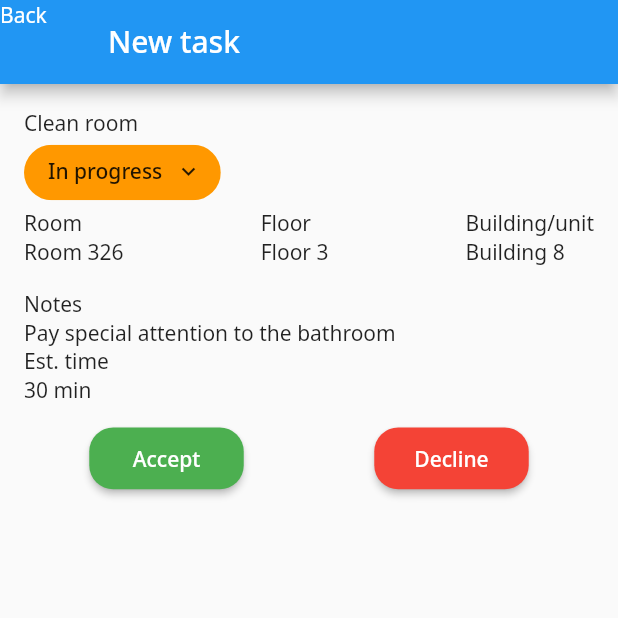
After one commit to mazud21/booking_ninjas, a Flutter app: the DetailNewTask screen opened directly, on a phone screen of 412 x 824 dp, the top half of it. The commit adds this screen. Run offline on Flutter 3.47's test engine with Material 2 defaults, Android fonts, the phone set to English and light mode, and no system bars; our stand-ins replace dotted_border, get, google_fonts, image_picker; missing offline and left inert: flutter_advanced_segment; network calls fail.

Commit message:
add new_task_all.dart add detail_new_task.dart add detail_today_tasks.dart add decline_task.dart add problems.dart

```diff
--- /dev/null
+++ b/lib/view/detail_new_task.dart
@@ -0,0 +1,107 @@
+import 'package:flutter/cupertino.dart';
+import 'package:flutter/material.dart';
+
+class DetailNewTask extends StatefulWidget {
+
+  @override
+  _DetailNewTaskState createState() => _DetailNewTaskState();
+}
+
+class _DetailNewTaskState extends State<DetailNewTask> {
+  @override
+  Widget build(BuildContext context) {
+    return Scaffold(
+      appBar: AppBar(
+        leading: Text('Back'),
+        title: Text('New task'),
+      ),
+      body: Container(
+        padding: EdgeInsets.all(16),
+        child: Column(
+          crossAxisAlignment: CrossAxisAlignment.start,
+          children: [
+            Text('Clean room'),
+            Chip(
+              label: Text('In progress'),
+              padding: EdgeInsets.fromLTRB(8, 8, 12, 10),
+              backgroundColor: Colors.orange,
+              deleteIcon: Icon(Icons.keyboard_arrow_down),
+              onDeleted: () {
+              },
+            ),
+            Row(
+              mainAxisAlignment: MainAxisAlignment.spaceBetween,
+              children: [
+                Column(
+                  crossAxisAlignment: CrossAxisAlignment.start,
+                  children: [
+                    Text('Room'),
+                    Text('Room 326')
+                  ],
+                ),
+                Column(
+                  crossAxisAlignment: CrossAxisAlignment.start,
+                  children: [
+                    Text('Floor'),
+                    Text('Floor 3')
+                  ],
+                ),
+                Column(
+                  crossAxisAlignment: CrossAxisAlignment.start,
+                  children: [
+                    Text('Building/unit'),
+                    Text('Building 8')
+                  ],
+                ),
+              ],
+            ),
+            SizedBox(
+              height: 16,
+            ),
+            Text('Notes'),
+            Text('Pay special attention to the bathroom'),
+            Text('Est. time'),
+            Text('30 min'),
+            SizedBox(
+              height: 16,
+            ),
+            Row(
+              mainAxisAlignment: MainAxisAlignment.spaceAround,
+              crossAxisAlignment: CrossAxisAlignment.start,
+              children: [
+                SizedBox(
+                  width: MediaQuery.of(context).size.width*0.25,
+                  height: MediaQuery.of(context).size.height*0.05,
+                  child: ElevatedButton(
+                      style: ElevatedButton.styleFrom(
+                        primary: Colors.green,
+                        shape: RoundedRectangleBorder(
+                          borderRadius: BorderRadius.circular(16),
+                        ),
+                      ),
+                      onPressed: () => /*Get.to(Login())*/null,
+                      child: Text('Accept')
+                  ),
+                ),
+                SizedBox(
+                  width: MediaQuery.of(context).size.width*0.25,
+                  height: MediaQuery.of(context).size.height*0.05,
+                  child: ElevatedButton(
+                      style: ElevatedButton.styleFrom(
+                        primary: Colors.red,
+                        shape: RoundedRectangleBorder(
+                          borderRadius: BorderRadius.circular(16),
+                        ),
+                      ),
+                      onPressed: () => /*Get.to(Login())*/null,
+                      child: Text('Decline')
+                  ),
+                ),
+              ],
+            ),
+          ],
+        ),
+      ),
+    );
+  }
+}
```
Also changed, not shown: lib/view/current_task.dart (+23 -0 lines), lib/view/decline_task.dart (added, +26 -0 lines), lib/view/detail_today_tasks.dart (added, +81 -0 lines), lib/view/new_task_all.dart (added, +114 -0 lines), lib/view/problems.dart (added, +66 -0 lines).
